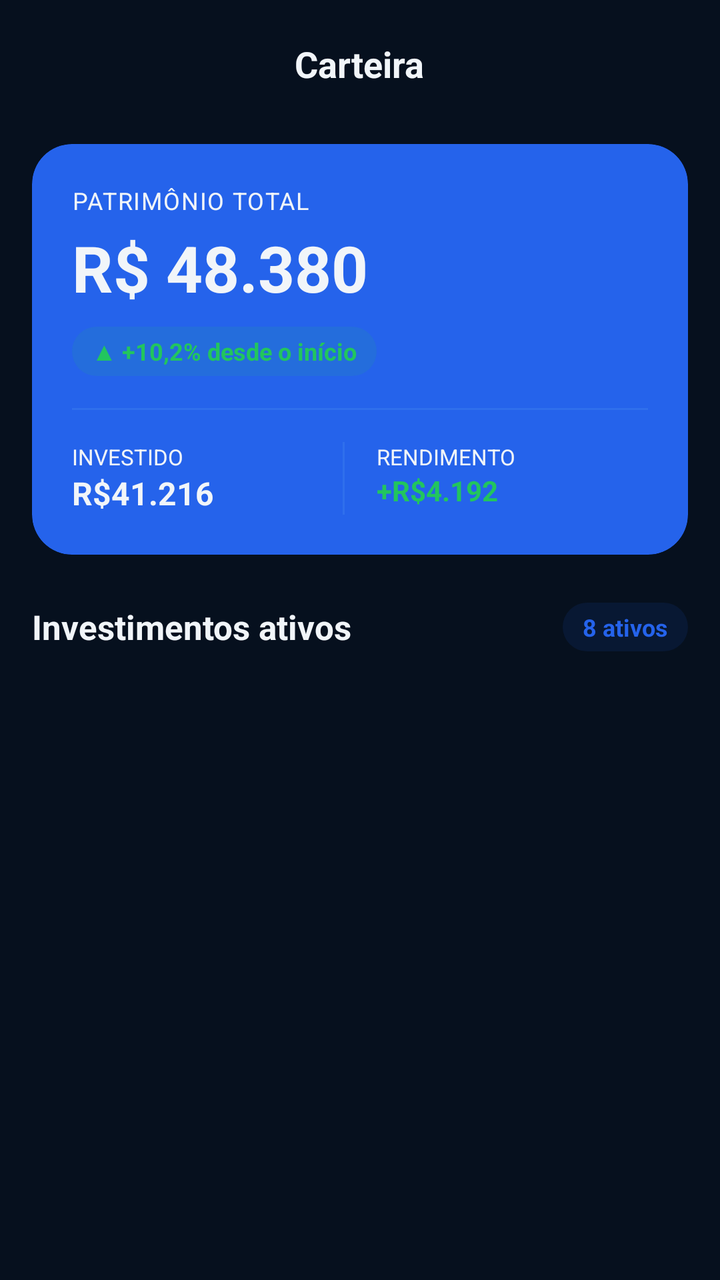
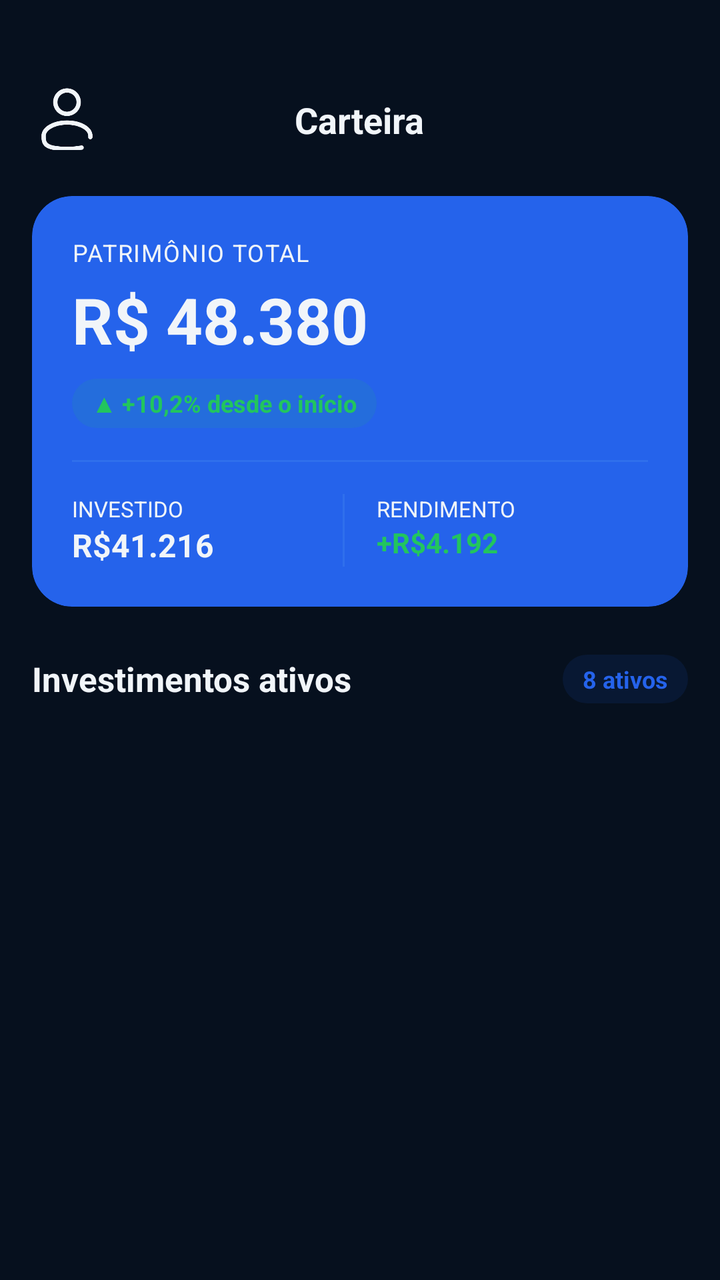

An Android layout rendered at two revisions. The XML below is the earlier revision; the diff shows what the commit changed to produce the second picture.
<!-- AndroidManifest.xml: application theme Theme.AccurancyMobileApp -->
<!-- res/layout/activity_wallet.xml -->
<?xml version="1.0" encoding="utf-8"?>
<androidx.coordinatorlayout.widget.CoordinatorLayout
    xmlns:android="http://schemas.android.com/apk/res/android"
    xmlns:app="http://schemas.android.com/apk/res-auto"
    xmlns:tools="http://schemas.android.com/tools"
    android:layout_width="match_parent"
    android:layout_height="match_parent"
    android:background="@color/bg_deep">

    <androidx.core.widget.NestedScrollView
        android:layout_width="match_parent"
        android:layout_height="wrap_content">

        <LinearLayout
            android:layout_width="match_parent"
            android:layout_height="wrap_content"
            android:orientation="vertical"
            android:paddingBottom="24dp">

            <RelativeLayout
                android:layout_width="match_parent"
                android:layout_height="wrap_content"
                android:paddingStart="8dp"
                android:paddingTop="16dp"
                android:paddingEnd="16dp"
                android:paddingBottom="8dp">

                <ImageButton
                    android:id="@+id/btnBack"
                    android:layout_width="40dp"
                    android:layout_height="40dp"
                    android:layout_alignParentStart="true"
                    android:layout_centerVertical="true"
                    android:background="?attr/selectableItemBackground"
                    app:tint="@color/text_primary"/>

                <TextView
                    android:layout_width="wrap_content"
                    android:layout_height="wrap_content"
                    android:layout_centerInParent="true"
                    android:text="Carteira"
                    android:textColor="@color/text_primary"
                    android:textSize="18dp"
                    android:textStyle="bold"/>

            </RelativeLayout>

            <androidx.cardview.widget.CardView
                android:layout_width="match_parent"
                android:layout_height="wrap_content"
                android:layout_marginHorizontal="16dp"
                android:layout_marginTop="8dp"
                app:cardBackgroundColor="@color/primary_blue"
                app:cardCornerRadius="20dp"
                app:cardElevation="0dp">
                
                <LinearLayout
                    android:layout_width="match_parent"
                    android:layout_height="wrap_content"
                    android:orientation="vertical"
                    android:padding="20dp">
                    
                    <TextView
                        android:layout_width="wrap_content"
                        android:layout_height="wrap_content"
                        android:letterSpacing="0.05"
                        android:text="PATRIMÔNIO TOTAL"
                        android:textColor="@color/text_primary"
                        android:textSize="12sp"/>

                    <TextView
                        android:layout_width="wrap_content"
                        android:layout_height="wrap_content"
                        android:layout_marginTop="4dp"
                        android:text="R$ 48.380"
                        android:textColor="@color/text_primary"
                        android:textSize="32dp"
                        android:textStyle="bold" />

                    <TextView
                        android:id="@+id/tagVariacao"
                        android:layout_width="wrap_content"
                        android:layout_height="wrap_content"
                        android:layout_marginTop="8dp"
                        android:background="@drawable/bg_tag_positivo"
                        android:paddingHorizontal="10dp"
                        android:paddingVertical="4dp"
                        android:text="▲ +10,2% desde o início"
                        android:textColor="@color/green_positive"
                        android:textSize="12sp"
                        android:textStyle="bold"/>

                    <View
                        android:layout_width="match_parent"
                        android:layout_height="1dp"
                        android:layout_marginTop="16dp"
                        android:background="#3355A0F0" />

                    <LinearLayout
                        android:layout_width="match_parent"
                        android:layout_height="wrap_content"
                        android:layout_marginTop="16dp"
                        android:orientation="horizontal">

                        <LinearLayout
                            android:layout_width="0dp"
                            android:layout_height="wrap_content"
                            android:layout_weight="1"
                            android:orientation="vertical" >

                            <TextView
                                android:layout_width="wrap_content"
                                android:layout_height="wrap_content"
                                android:text="INVESTIDO"
                                android:textColor="@color/text_primary"
                                android:textSize="11sp" />

                            <TextView
                                android:layout_width="wrap_content"
                                android:layout_height="wrap_content"
                                android:text="R$41.216"
                                android:textColor="@color/text_primary"
                                android:textSize="16sp"
                                android:textStyle="bold"/>
                        </LinearLayout>
                        
                        
                        <View
                            android:layout_width="1dp"
                            android:layout_height="match_parent"
                            android:background="#3355A0F0" />
                        
                        <LinearLayout
                            android:layout_width="0dp"
                            android:layout_height="wrap_content"
                            android:layout_marginStart="16dp"
                            android:layout_weight="1"
                            android:orientation="vertical" >

                            <TextView
                                android:layout_width="wrap_content"
                                android:layout_height="wrap_content"
                                android:text="RENDIMENTO"
                                android:textColor="@color/text_primary"
                                android:textSize="11sp" />

                            <TextView
                                android:layout_width="wrap_content"
                                android:layout_height="wrap_content"
                                android:text="+R$4.192"
                                android:textColor="@color/green_positive"
                                android:textStyle="bold" />
                        </LinearLayout>
                    </LinearLayout>
                </LinearLayout>
            </androidx.cardview.widget.CardView>

            <LinearLayout
                android:layout_width="match_parent"
                android:layout_height="wrap_content"
                android:gravity="center_vertical"
                android:orientation="horizontal"
                android:layout_marginHorizontal="16dp"
                android:paddingTop="24dp"
                android:paddingBottom="8dp">
                
                <TextView
                    android:layout_width="0dp"
                    android:layout_height="wrap_content"
                    android:layout_weight="1"
                    android:text="Investimentos ativos"
                    android:textColor="@color/text_primary"
                    android:textSize="17sp"
                    android:textStyle="bold" />

                <TextView
                    android:layout_width="wrap_content"
                    android:layout_height="wrap_content"
                    android:background="@drawable/bg_tag_info"
                    android:text="8 ativos"
                    android:paddingHorizontal="10dp"
                    android:paddingVertical="4dp"
                    android:textColor="@color/primary_blue"
                    android:textSize="12sp"
                    android:textStyle="bold" />


            </LinearLayout>

            <androidx.recyclerview.widget.RecyclerView
                android:id="@+id/recyclerInvestimentos"
                android:layout_width="match_parent"
                android:layout_height="wrap_content"
                android:nestedScrollingEnabled="false"
                android:paddingHorizontal="16dp"
                tools:itemCount="8"
                tools:listitem="@layout/item_investiment" />

        </LinearLayout>

    </androidx.core.widget.NestedScrollView>
</androidx.coordinatorlayout.widget.CoordinatorLayout>
<!-- res/layout/item_investiment.xml (included above) -->
<?xml version="1.0" encoding="utf-8"?>
<LinearLayout xmlns:android="http://schemas.android.com/apk/res/android"
    android:layout_width="match_parent"
    android:layout_height="wrap_content"
    xmlns:tools="http://schemas.android.com/tools"
    android:orientation="horizontal"
    android:gravity="center_vertical"
    android:background="?attr/selectableItemBackground"
    android:paddingVertical="10dp">

    
    <TextView
        android:id="@+id/txtIconAtivo"
        android:layout_width="44dp"
        android:layout_height="44dp"
        android:layout_marginEnd="12dp"
        android:background="@drawable/bg_icon_circle"
        android:gravity="center"
        android:text="B"
        android:textColor="@android:color/white"
        android:textStyle="bold"
        tools:ignore="HardcodedText" />
    
    <LinearLayout
        android:layout_width="0dp"
        android:layout_height="wrap_content"
        android:layout_weight="1"
        android:orientation="vertical">

        <TextView
            android:id="@+id/txtNomeAtivo"
            android:layout_width="wrap_content"
            android:layout_height="wrap_content"
            android:text="Bitcoin"
            android:textColor="@color/text_primary"
            android:textSize="15sp"
            android:textStyle="bold"/>
        
        <TextView
            android:id="@+id/txtSubtituloAtivo"
            android:layout_width="wrap_content"
            android:layout_height="wrap_content"
            android:text="Qualquer coisa"
            android:layout_marginTop="2dp"
            android:textColor="@color/text_secondary"
            android:textSize="12sp"/>

    </LinearLayout>
    
    <LinearLayout
        android:layout_width="wrap_content"
        android:layout_height="wrap_content"
        android:orientation="vertical"
        android:gravity="end">
        
        <TextView
            android:id="@+id/txtValorAtivo"
            android:layout_width="wrap_content"
            android:layout_height="wrap_content"
            android:text="R$ 99999"
            android:textColor="@color/text_primary"
            android:textSize="15sp"
            android:textStyle="bold"/>

        <TextView
            android:id="@+id/txtVariacaoAtivo"
            android:layout_width="wrap_content"
            android:layout_height="wrap_content"
            android:layout_marginTop="2dp"
            android:text="▲ +18,4%"
            android:textColor="@color/green_positive"
            android:textSize="12sp"
            android:textStyle="bold"/>

    </LinearLayout>
</LinearLayout>
<!-- resources referenced by this layout -->
<resources>
  <color name="bg_deep">#FF06101E</color>
  <color name="green_positive">#22C55E</color>
  <color name="primary_blue">#FF2563EB</color>
  <color name="text_primary">#FFF1F5F9</color>
  <color name="text_secondary">#FF475569</color>
  <!-- drawable bg_icon_circle (drawable) -->
  <?xml version="1.0" encoding="utf-8"?>
  <shape xmlns:android="http://schemas.android.com/apk/res/android"
      android:shape="oval">
      <solid android:color="@color/primary_blue" />
  </shape>
  <!-- drawable bg_tag_info (drawable) -->
  <?xml version="1.0" encoding="utf-8"?>
  <shape xmlns:android="http://schemas.android.com/apk/res/android"
      android:shape="rectangle">
      <solid android:color="#1A2563EB" />
      <corners android:radius="20dp" />
  </shape>
  <!-- drawable bg_tag_positivo (drawable) -->
  <?xml version="1.0" encoding="utf-8"?>
  <shape xmlns:android="http://schemas.android.com/apk/res/android"
      android:shape="rectangle">
      <solid android:color="#1A22C55E" />
      <corners android:radius="20dp" />
  </shape>
  <style name="Theme.AccurancyMobileApp" parent="Base.Theme.AccurancyMobileApp" />
  <style name="Base.Theme.AccurancyMobileApp" parent="Theme.Material3.DayNight.NoActionBar">
          
          
      </style>
</resources>

<!-- the commit's change to res/layout/activity_wallet.xml (unified diff, before → after) -->
@@ -21,18 +21,22 @@
                 android:layout_width="match_parent"
                 android:layout_height="wrap_content"
                 android:paddingStart="8dp"
-                android:paddingTop="16dp"
                 android:paddingEnd="16dp"
-                android:paddingBottom="8dp">
+                android:paddingBottom="5dp"
+                android:layout_marginBottom="10dp"
+                android:layout_marginTop="40dp">
 
                 <ImageButton
                     android:id="@+id/btnBack"
-                    android:layout_width="40dp"
-                    android:layout_height="40dp"
+                    android:layout_width="35dp"
+                    android:layout_height="35dp"
                     android:layout_alignParentStart="true"
                     android:layout_centerVertical="true"
+                    android:layout_marginStart="8sp"
                     android:background="?attr/selectableItemBackground"
-                    app:tint="@color/text_primary"/>
+                    android:scaleType="fitCenter"
+                    android:src="@drawable/usersvgrepocom"
+                    app:tint="@color/text_primary" />
 
                 <TextView
                     android:layout_width="wrap_content"
<!-- resource entries referenced after the edit -->
@@ -25,6 +25,7 @@
       <solid android:color="#1A22C55E" />
       <corners android:radius="20dp" />
   </shape>
+  <!-- drawable usersvgrepocom: png bitmap (drawable, 8716 bytes) -->
   <style name="Theme.AccurancyMobileApp" parent="Base.Theme.AccurancyMobileApp" />
   <style name="Base.Theme.AccurancyMobileApp" parent="Theme.Material3.DayNight.NoActionBar">
           
